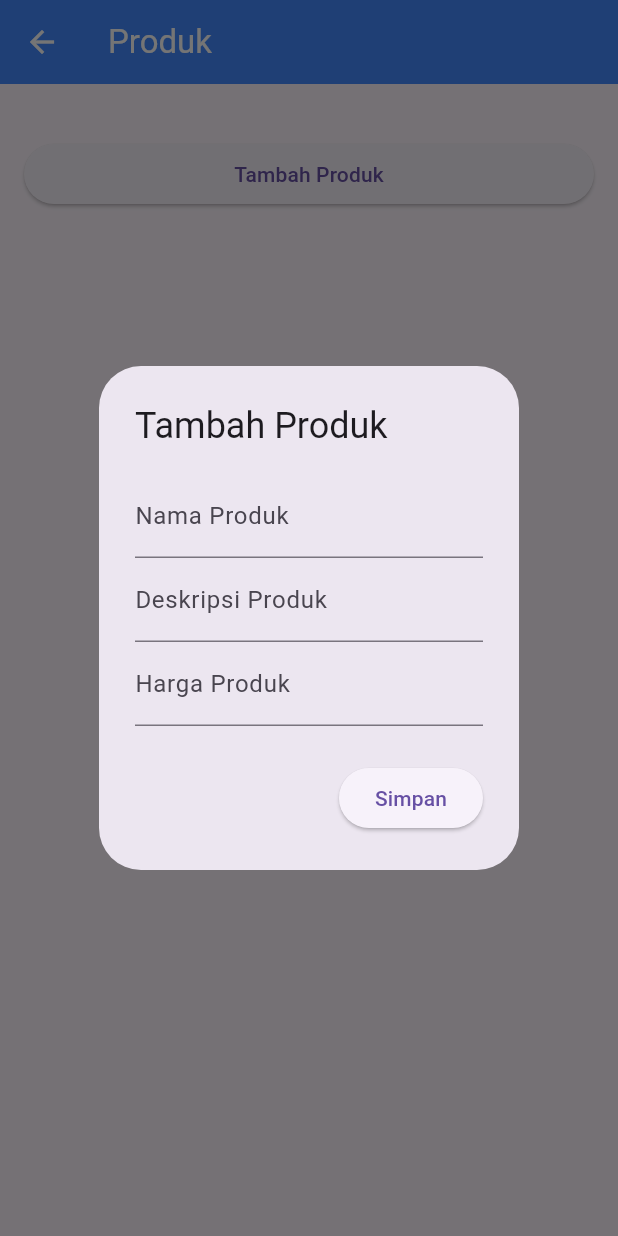
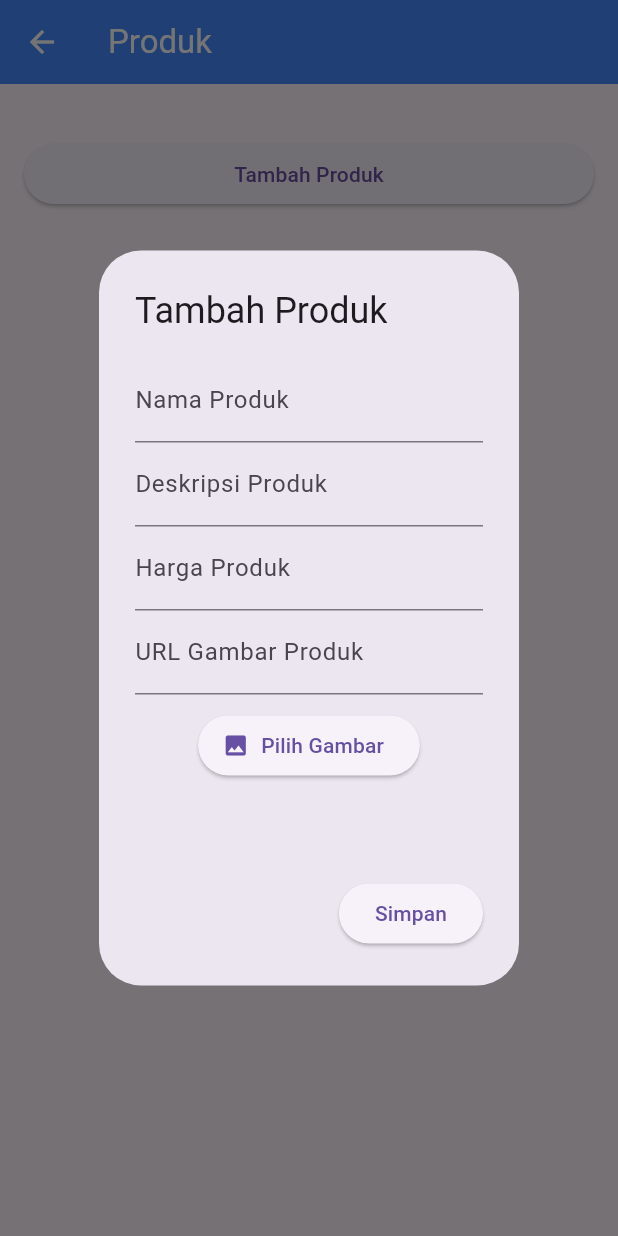
Before and after one commit to WhoisHasan-ux/P10-Pemograman-Mobile, a Flutter app: the ProductPage screen opened directly, after a tap on "Tambah Produk", on a phone screen of 412 x 824 dp. Run offline on Flutter 3.47's test engine with Material 3 defaults, Android fonts, the light colour scheme and no system bars; our stand-ins replace image_picker, shared_preferences; accounts and stored records are empty; network calls fail.

Commit message:
add upload image feature

```diff
--- a/lib/models/product_model.dart
+++ b/lib/models/product_model.dart
@@ -5,9 +5,14 @@ class ProductModel {
   final String name;
   final String description;
   final int price;
+  final String image;
 
 //menambakan konstruktor untuk menginisialisasi data
-  ProductModel({ required this.name, required this.description, required this.price,});
+  ProductModel({
+    required this.name,
+    required this.description,
+    required this.price,
+    required this.image});
 
   //OBJEK -> MAP jSON
   Map<String, dynamic> toMap() {
@@ -15,6 +20,7 @@ class ProductModel {
       'name': name,
       'description': description,
       'price': price,
+      'image': image,
     };
   }
 
@@ -24,6 +30,7 @@ class ProductModel {
       name: map['name'] ?? '',
       description: map['description'] ?? '',
       price: map['price']?.toInt() ?? 0,//untuk mengubah data price menjadi integer
+      image: map['image'] ?? '',
     );
   }
 
--- a/lib/pages/product_page.dart
+++ b/lib/pages/product_page.dart
@@ -3,6 +3,9 @@ import '../models/product_model.dart';
 import 'package:shared_preferences/shared_preferences.dart';
 import '../widgets/product_card.dart';
 import 'product_detail.dart';
+import 'package:image_picker/image_picker.dart';
+import 'dart:convert';
+import 'dart:typed_data';
 
 class ProductPage extends StatefulWidget {
   const ProductPage({super.key});
@@ -73,6 +76,12 @@ class _ProductPageState extends State<ProductPage> {
     ).showSnackBar(const SnackBar(content: Text('Produk berhasil dihapus')));
   }
 
+  //membuat method covertImage ToBase64
+  Future<String> convertImageToBase64(XFile image) async {
+    Uint8List imageBytes = await image.readAsBytes();
+    return base64Encode(imageBytes);
+  }
+
   //membuat method showDialog untuk menampilkan dialog form tambah produk
   void showForm(ProductModel? product, int? index) {
     //membuat controler
@@ -85,6 +94,55 @@ class _ProductPageState extends State<ProductPage> {
     TextEditingController priceController = TextEditingController(
       text: product?.price.toString() ?? '',
     );
+    TextEditingController imageController = TextEditingController(
+      text: product?.image ?? '',
+    );
+
+    //membuat variabel untuk menyimpan gambar yang dipilih
+    XFile? selectedImage;
+    final ImagePicker picker = ImagePicker();
+
+    //membuat method untuk memilih / mengambil gambar dari galeri
+    Future<void> pickImage(StateSetter setDialogState) async {
+      final XFile? image = await picker.pickImage(source: ImageSource.gallery);
+      //pengkondisian jika user memilih gambar
+      if (image != null) {
+        setDialogState(() {
+          selectedImage = image;
+          imageController.text =
+              image.path; // Menampilkan path gambar di TextField
+        });
+      }
+    }
+
+    //membuat wiget preview gambar yang dipilih
+    Widget buildPreviewImage() {
+      if (selectedImage != null) {
+        return FutureBuilder<Uint8List>(
+          future: selectedImage!.readAsBytes(),
+          builder: (context, snapshot) {
+            if (!snapshot.hasData) {
+              return const CircularProgressIndicator();
+            }
+            return Image.memory(
+              snapshot.data!,
+              width: 150,
+              height: 150,
+              fit: BoxFit.cover,
+            );
+          },
+        );
+      }
+      if (product?.image.isNotEmpty ?? false) {
+        return Image.memory(
+          base64Decode(product!.image),
+          width: 150,
+          height: 150,
+          fit: BoxFit.cover,
+        );
+      }
+      return const SizedBox.shrink();
+    }
 
     showDialog(
       context: context,
@@ -106,16 +164,34 @@ class _ProductPageState extends State<ProductPage> {
               decoration: const InputDecoration(labelText: 'Harga Produk'),
               keyboardType: TextInputType.number,
             ),
+            TextField(
+              controller: imageController,
+              decoration: const InputDecoration(labelText: 'URL Gambar Produk'),
+            ),
+            const SizedBox(height: 10),
+            ElevatedButton.icon(
+              onPressed: () => pickImage(setState),
+              icon: const Icon(Icons.image),
+              label: const Text('Pilih Gambar'),
+            ),
+            const SizedBox(height: 20),
+            buildPreviewImage(),
+            const SizedBox(height: 20),
           ],
         ),
         actions: [
           ElevatedButton(
             child: const Text('Simpan'),
-            onPressed: () {
+            onPressed: () async {
+              String imageBase64 = product?.image ?? '';
+              if (selectedImage != null) {
+                imageBase64 = await convertImageToBase64(selectedImage!);
+              }
               final newProduct = ProductModel(
                 name: nameController.text,
                 description: descriptionController.text,
                 price: int.tryParse(priceController.text) ?? 0,
+                image: imageBase64,
               );
               if (product == null) {
                 addProduct(newProduct);
@@ -169,7 +245,8 @@ class _ProductPageState extends State<ProductPage> {
                           onTap: () => Navigator.push(
                             context,
                             MaterialPageRoute(
-                              builder: (_) => ProductDetailPage (product: product)
+                              builder: (_) =>
+                                  ProductDetailPage(product: product),
                             ),
                           ),
                           onEdit: () => showForm(product, index),
@@ -184,4 +261,3 @@ class _ProductPageState extends State<ProductPage> {
     );
   }
 }
-//poin 16 untuk membuat detail product tugas
--- a/pubspec.yaml
+++ b/pubspec.yaml
@@ -35,6 +35,7 @@ dependencies:
   # The following adds the Cupertino Icons font to your application.
   # Use with the CupertinoIcons class for iOS style icons.
   cupertino_icons: ^1.0.8
+  image_picker: ^1.2.2
 
 dev_dependencies:
   flutter_test:
```
Also changed, not shown: lib/pages/home_page.dart (+12 -0 lines), lib/pages/login_page.dart (+9 -11 lines), lib/pages/product_detail.dart (+17 -1 lines), lib/widgets/product_card.dart (+11 -1 lines), pubspec.lock, 5 other files.
